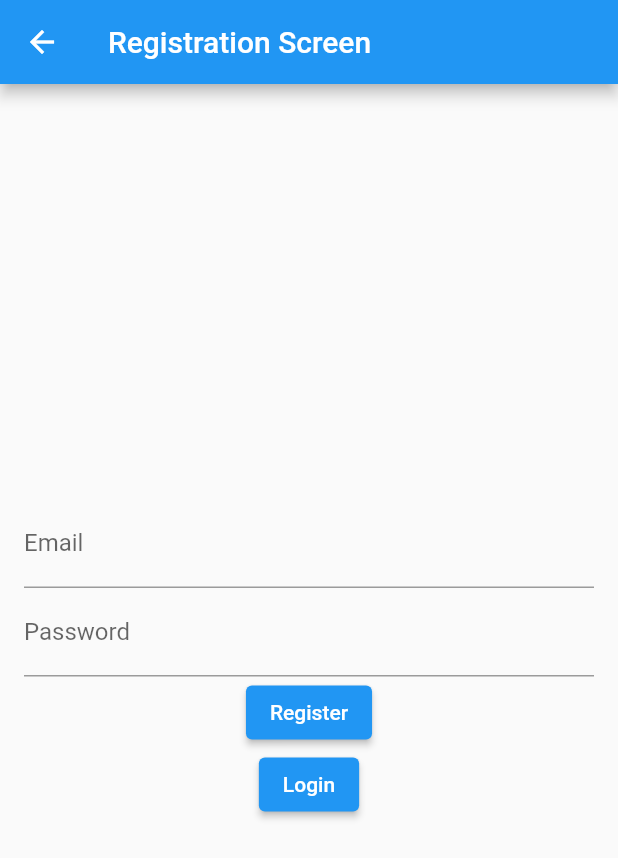
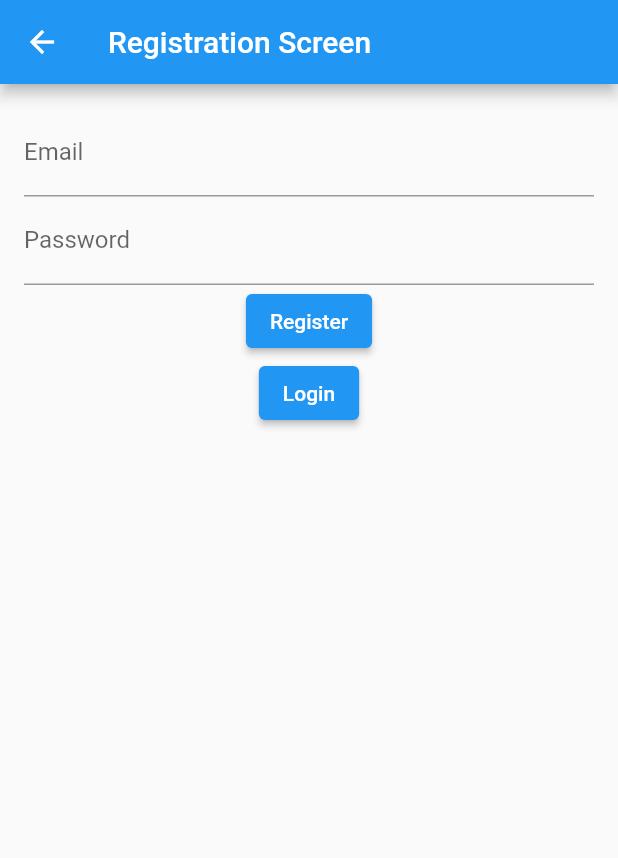
Before and after one commit to rpuiu/mastermind_together, a Flutter app: the screen it shows after launch, after a tap on "Go to Register", on a phone screen of 412 x 824 dp. Shown: the top 858 px of the screen. Run offline on Flutter 3.47's test engine with Material 2 defaults, Android fonts, the phone set to English and light mode, and no system bars; our stand-ins replace get, supabase, supabase_flutter; accounts and stored records are empty; network calls fail.

Commit message:
Add goal functionality

```diff
--- a/lib/src/auth/login_screen.dart
+++ b/lib/src/auth/login_screen.dart
@@ -15,7 +15,10 @@ class LoginScreen extends GetView<AuthController> {
       appBar: AppBar(
         title: Text('Login Screen'),
       ),
-      body: Center(
+      body: SingleChildScrollView(
+        child: Center(
+          child: ConstrainedBox(
+            constraints: BoxConstraints(maxWidth: 500),
             child: Padding(
               padding: EdgeInsets.all(16),
               child: Column(
@@ -42,6 +45,8 @@ class LoginScreen extends GetView<AuthController> {
               ),
             ),
           ),
+        ),
+      ),
     );
   }
 }
--- a/lib/src/auth/register_screen.dart
+++ b/lib/src/auth/register_screen.dart
@@ -15,7 +15,10 @@ class RegisterScreen extends GetView<AuthController> {
       appBar: AppBar(
         title: Text('Registration Screen'),
       ),
-      body: Center(
+      body: SingleChildScrollView(
+        child: Center(
+          child: ConstrainedBox(
+            constraints: BoxConstraints(maxWidth: 500),
             child: Padding(
               padding: EdgeInsets.all(16),
               child: Column(
@@ -42,6 +45,8 @@ class RegisterScreen extends GetView<AuthController> {
               ),
             ),
           ),
+        ),
+      ),
     );
   }
 }
--- a/lib/src/get_bindings.dart
+++ b/lib/src/get_bindings.dart
@@ -1,5 +1,6 @@
 import 'package:get/get.dart';
 import 'package:mastermind_together/src/auth/auth_controller.dart';
+import 'package:mastermind_together/src/goal/goal_controller.dart';
 import 'package:supabase_flutter/supabase_flutter.dart';
 
 class GetBindings {
@@ -7,11 +8,12 @@ class GetBindings {
     Supabase supabase = await Supabase.initialize(
         url: 'https://qcycfezcqfdivbjzqjzg.supabase.co',
         anonKey:
-        'eyJhbGciOiJIUzI1NiIsInR5cCI6IkpXVCJ9.eyJpc3MiOiJzdXBhYmFzZSIsInJlZiI6InFjeWNmZXpjcWZkaXZianpxanpnIiwicm9sZSI6ImFub24iLCJpYXQiOjE2ODcyODA5ODIsImV4cCI6MjAwMjg1Njk4Mn0.zczM2v7LQ1RrseTDmiWm26O-vtjRysinJkJIK2GtrGQ');
+            'eyJhbGciOiJIUzI1NiIsInR5cCI6IkpXVCJ9.eyJpc3MiOiJzdXBhYmFzZSIsInJlZiI6InFjeWNmZXpjcWZkaXZianpxanpnIiwicm9sZSI6ImFub24iLCJpYXQiOjE2ODcyODA5ODIsImV4cCI6MjAwMjg1Njk4Mn0.zczM2v7LQ1RrseTDmiWm26O-vtjRysinJkJIK2GtrGQ');
 //TODO extract secrets!!!
 
     SupabaseClient supaClient = Supabase.instance.client;
     Get.lazyPut(() => supaClient);
     Get.lazyPut(() => AuthController(supaClient), fenix: true);
+    Get.lazyPut(() => GoalController(), fenix: true);
   }
 }
--- a/lib/src/home/home_screen.dart
+++ b/lib/src/home/home_screen.dart
@@ -1,6 +1,7 @@
 import 'package:flutter/material.dart';
 import 'package:get/get.dart';
 import 'package:mastermind_together/src/auth/auth_controller.dart';
+import 'package:mastermind_together/src/routes.dart';
 
 class HomeScreen extends StatelessWidget {
   final AuthController authController = Get.find();
@@ -18,7 +19,10 @@ class HomeScreen extends StatelessWidget {
         ],
       ),
       body: Center(
-        child: Text('Welcome to the home screen!'),
+        child: ElevatedButton(
+          onPressed: () => Get.toNamed(Routes.goal),
+          child: Text("+ Goal"),
+        ),
       ),
     );
   }
--- a/lib/src/routes.dart
+++ b/lib/src/routes.dart
@@ -1,16 +1,19 @@
 import 'package:get/get.dart';
 import 'package:mastermind_together/src/auth/login_screen.dart';
 import 'package:mastermind_together/src/auth/register_screen.dart';
+import 'package:mastermind_together/src/goal/add_goal_screen.dart';
 import 'package:mastermind_together/src/home/home_screen.dart';
 
 class Routes {
   static const String home = '/home';
   static const String login = '/login';
   static const String register = '/register';
+  static const String goal = '/add-goal';
 
   static List<GetPage> routes = [
     GetPage(name: home, page: () => HomeScreen()),
     GetPage(name: login, page: () => LoginScreen()),
     GetPage(name: register, page: () => RegisterScreen()),
+    GetPage(name: goal, page: () => AddGoalScreen()),
   ];
 }
```
Also changed, not shown: lib/src/goal/add_goal_screen.dart (added, +71 -0 lines), lib/src/goal/goal_controller.dart (added, +28 -0 lines), 1 other file. Lines whose indentation alone changed are shown as unchanged.
